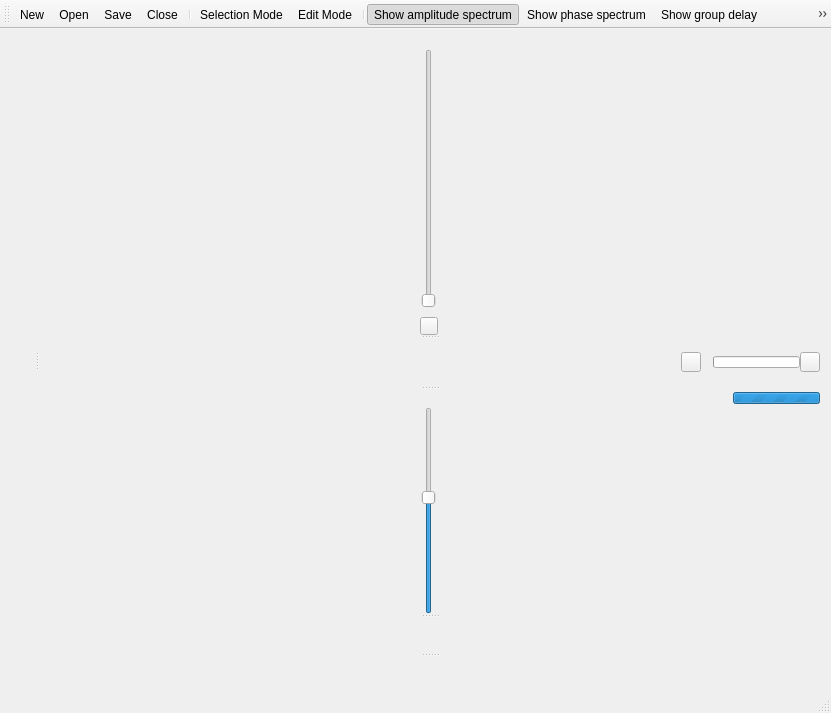
Before: the Qt Designer form src/wmainwindow.ui in gillesdegottex/dfasma, drawn with Qt 5.
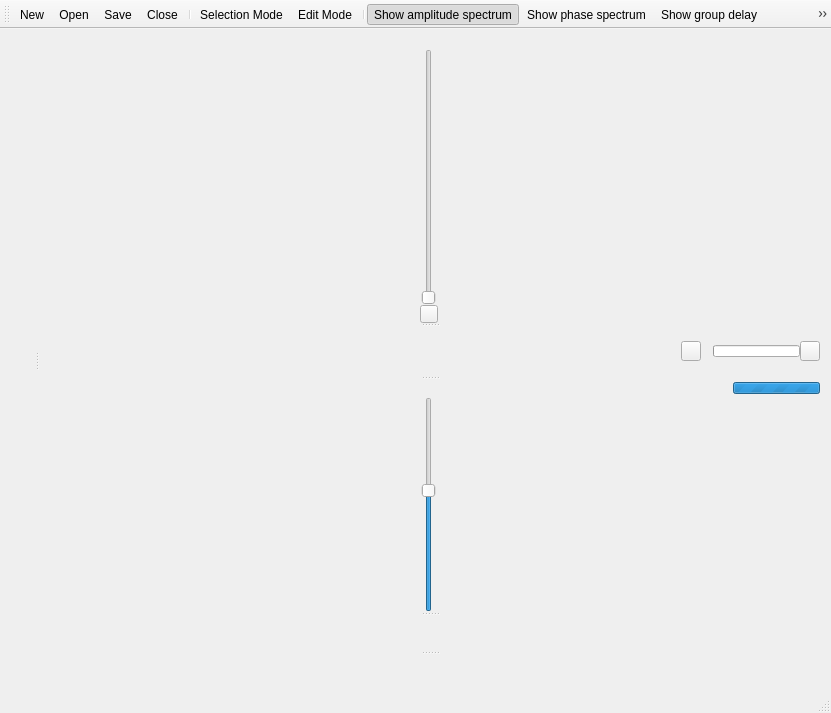
After: the same form once the commit is applied. Icons and pictures are not drawn.

The edit to the form file:
```diff
--- a/src/wmainwindow.ui
+++ b/src/wmainwindow.ui
@@ -137,7 +137,7 @@
            <item>
             <layout class="QVBoxLayout" name="verticalLayout_12">
              <property name="spacing">
-              <number>9</number>
+              <number>0</number>
              </property>
              <item>
               <widget class="QSlider" name="sldWaveformAmplitude">
```
Left out of the diff: 6 changed lines with no effect on the pictures.
